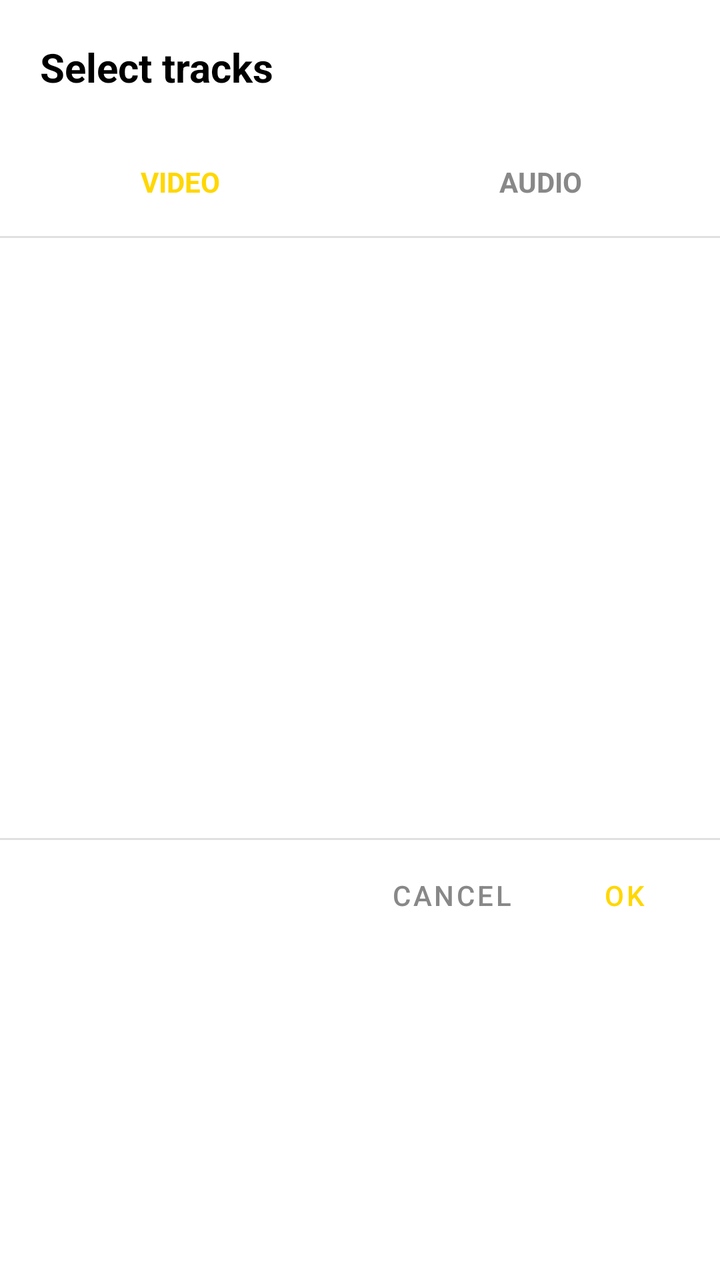
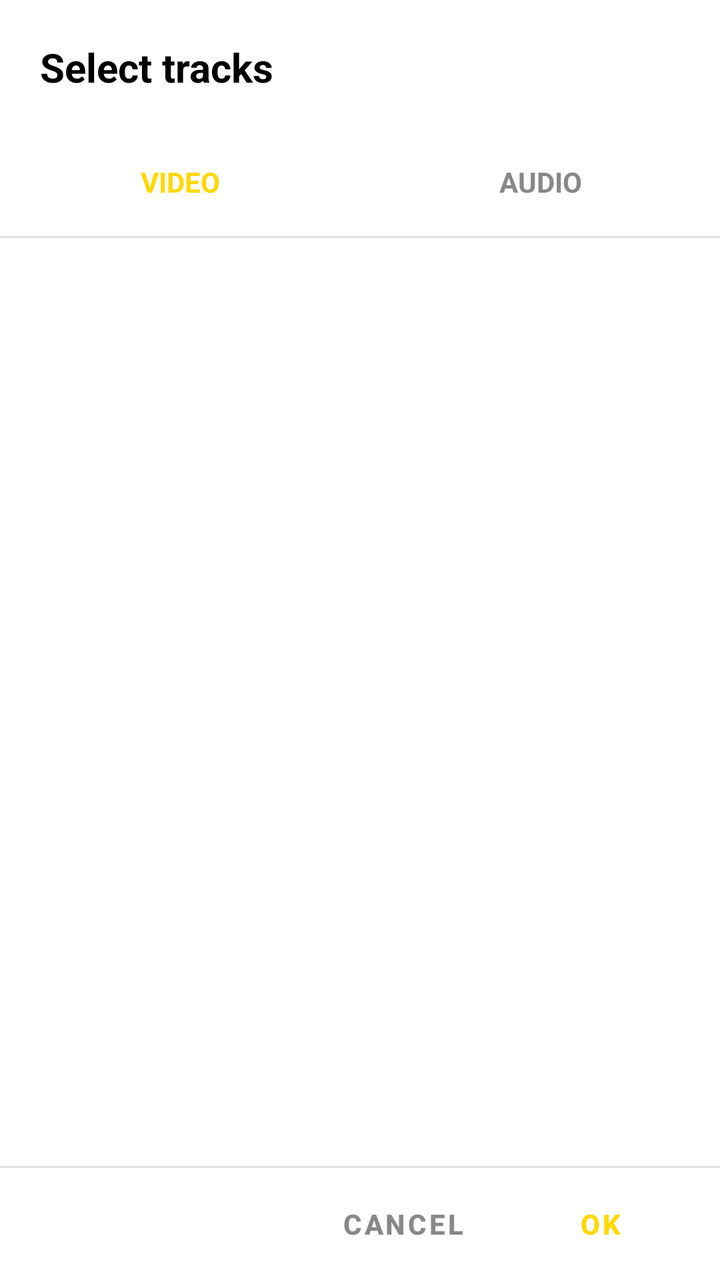

Compare the two renders of this Android layout. The source of the first and the diff that turns it into the second are given below.
<!-- AndroidManifest.xml: application theme Theme.TVPlus -->
<!-- res/layout/dialog_track_selection.xml -->
<?xml version="1.0" encoding="utf-8"?>
<LinearLayout xmlns:android="http://schemas.android.com/apk/res/android"
    android:layout_width="match_parent"
    android:layout_height="wrap_content"
    android:orientation="vertical"
    android:background="#FFFFFF"
    android:padding="0dp">

    
    <TextView
        android:id="@+id/dialog_title"
        android:layout_width="match_parent"
        android:layout_height="wrap_content"
        android:text="Select tracks"
        android:textSize="20sp"
        android:textColor="#000000"
        android:textStyle="bold"
        android:padding="20dp" />

    
    <LinearLayout
        android:layout_width="match_parent"
        android:layout_height="48dp"
        android:orientation="horizontal">

        <TextView
            android:id="@+id/tab_video"
            android:layout_width="0dp"
            android:layout_height="match_parent"
            android:layout_weight="1"
            android:text="VIDEO"
            android:textColor="#FFD700"
            android:textSize="14sp"
            android:textStyle="bold"
            android:gravity="center"
            android:background="#FFFFFF"
            android:focusable="true"
            android:clickable="true" />

        <TextView
            android:id="@+id/tab_audio"
            android:layout_width="0dp"
            android:layout_height="match_parent"
            android:layout_weight="1"
            android:text="AUDIO"
            android:textColor="#888888"
            android:textSize="14sp"
            android:textStyle="bold"
            android:gravity="center"
            android:background="#FFFFFF"
            android:focusable="true"
            android:clickable="true" />
    </LinearLayout>

    
    <FrameLayout
        android:layout_width="match_parent"
        android:layout_height="3dp">

        <View
            android:id="@+id/tab_indicator"
            android:layout_width="0dp"
            android:layout_height="match_parent"
            android:layout_gravity="start"
            android:background="#FFD700" />
    </FrameLayout>

    
    <View
        android:layout_width="match_parent"
        android:layout_height="1dp"
        android:background="#E0E0E0" />

    
    <FrameLayout
        android:layout_width="match_parent"
        android:layout_height="300dp">

        
        <ScrollView
            android:id="@+id/video_container"
            android:layout_width="match_parent"
            android:layout_height="match_parent"
            android:visibility="visible">

            <RadioGroup
                android:id="@+id/video_radio_group"
                android:layout_width="match_parent"
                android:layout_height="wrap_content"
                android:orientation="vertical"
                android:padding="8dp" />
        </ScrollView>

        
        <ScrollView
            android:id="@+id/audio_container"
            android:layout_width="match_parent"
            android:layout_height="match_parent"
            android:visibility="gone">

            <RadioGroup
                android:id="@+id/audio_radio_group"
                android:layout_width="match_parent"
                android:layout_height="wrap_content"
                android:orientation="vertical"
                android:padding="8dp" />
        </ScrollView>
    </FrameLayout>

    
    <View
        android:layout_width="match_parent"
        android:layout_height="1dp"
        android:background="#E0E0E0" />

    
    <LinearLayout
        android:layout_width="match_parent"
        android:layout_height="52dp"
        android:orientation="horizontal"
        android:gravity="end"
        android:padding="8dp">

        <Button
            android:id="@+id/btn_cancel"
            android:layout_width="wrap_content"
            android:layout_height="wrap_content"
            android:text="CANCEL"
            android:textColor="#888888"
            android:background="?attr/selectableItemBackground"
            android:focusable="true"
            android:minWidth="80dp" />

        <Button
            android:id="@+id/btn_ok"
            android:layout_width="wrap_content"
            android:layout_height="wrap_content"
            android:text="OK"
            android:textColor="#FFD700"
            android:background="?attr/selectableItemBackground"
            android:focusable="true"
            android:minWidth="80dp" />
    </LinearLayout>

</LinearLayout>
<!-- resources referenced by this layout -->
<resources>
  <style name="Theme.TVPlus" parent="Theme.MaterialComponents.DayNight.DarkActionBar">
          <item name="colorPrimary">@color/gold_accent</item>
          <item name="colorPrimaryVariant">@color/gold_dark</item>
          <item name="colorOnPrimary">@color/black</item>
          <item name="colorSecondary">@color/gold_accent</item>
          <item name="colorSecondaryVariant">@color/gold_dark</item>
          <item name="colorOnSecondary">@color/black</item>
          <item name="android:statusBarColor">@color/black</item>
          <item name="android:navigationBarColor">@color/black</item>
          <item name="android:windowBackground">@color/black</item>
      </style>
  <color name="gold_accent">#FFD700</color>
  <color name="gold_dark">#B8860B</color>
  <color name="black">#000000</color>
</resources>

<!-- the commit's change to res/layout/dialog_track_selection.xml (unified diff, before → after) -->
@@ -74,14 +74,19 @@
     
     <FrameLayout
         android:layout_width="match_parent"
-        android:layout_height="300dp">
+        android:layout_height="0dp"
+        android:layout_weight="1"
+        android:minHeight="150dp">
 
         
         <ScrollView
             android:id="@+id/video_container"
             android:layout_width="match_parent"
             android:layout_height="match_parent"
-            android:visibility="visible">
+            android:visibility="visible"
+            android:scrollbars="vertical"
+            android:fadeScrollbars="false"
+            android:fillViewport="true">
 
             <RadioGroup
                 android:id="@+id/video_radio_group"
@@ -96,7 +101,10 @@
             android:id="@+id/audio_container"
             android:layout_width="match_parent"
             android:layout_height="match_parent"
-            android:visibility="gone">
+            android:visibility="gone"
+            android:scrollbars="vertical"
+            android:fadeScrollbars="false"
+            android:fillViewport="true">
 
             <RadioGroup
                 android:id="@+id/audio_radio_group"
@@ -116,10 +124,12 @@
     
     <LinearLayout
         android:layout_width="match_parent"
-        android:layout_height="52dp"
+        android:layout_height="56dp"
         android:orientation="horizontal"
-        android:gravity="end"
-        android:padding="8dp">
+        android:gravity="end|center_vertical"
+        android:paddingStart="16dp"
+        android:paddingEnd="16dp"
+        android:background="#FFFFFF">
 
         <Button
             android:id="@+id/btn_cancel"
@@ -127,9 +137,12 @@
             android:layout_height="wrap_content"
             android:text="CANCEL"
             android:textColor="#888888"
+            android:textSize="14sp"
+            android:textStyle="bold"
             android:background="?attr/selectableItemBackground"
             android:focusable="true"
-            android:minWidth="80dp" />
+            android:minWidth="88dp"
+            android:layout_marginEnd="8dp" />
 
         <Button
             android:id="@+id/btn_ok"
@@ -137,9 +150,11 @@
             android:layout_height="wrap_content"
             android:text="OK"
             android:textColor="#FFD700"
+            android:textSize="14sp"
+            android:textStyle="bold"
             android:background="?attr/selectableItemBackground"
             android:focusable="true"
-            android:minWidth="80dp" />
+            android:minWidth="88dp" />
     </LinearLayout>
 
 </LinearLayout>
